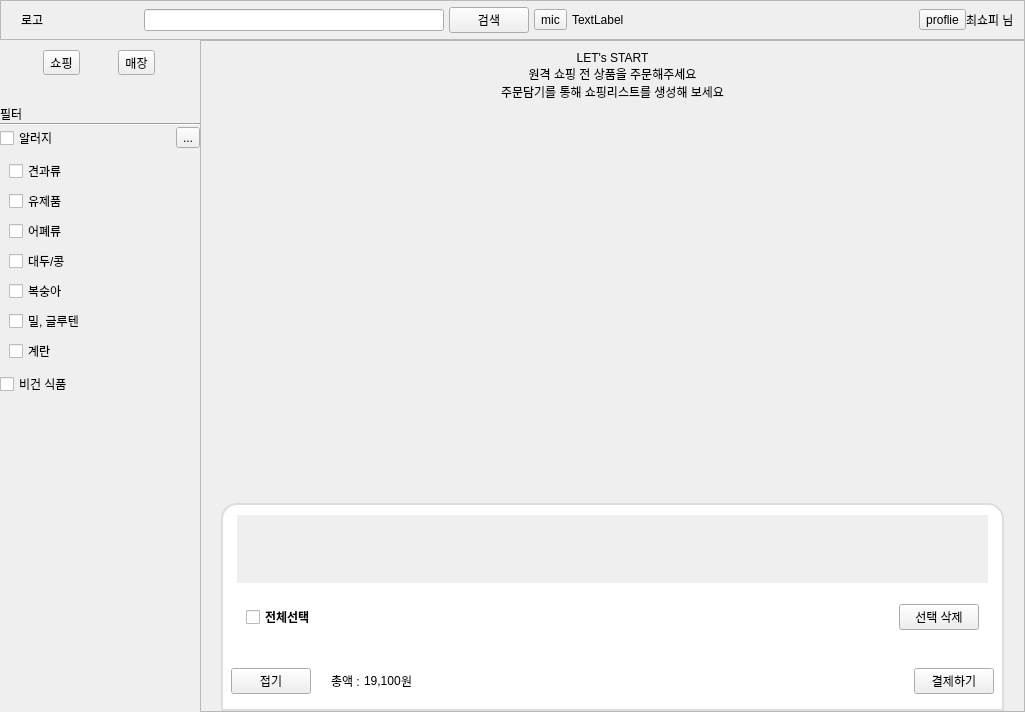
addinedu-roscamp-7th/roscamp-repo-1, file shopee_ros2/src/shopee_app/shopee_app/ui/layout_user.ui: the form before one commit.
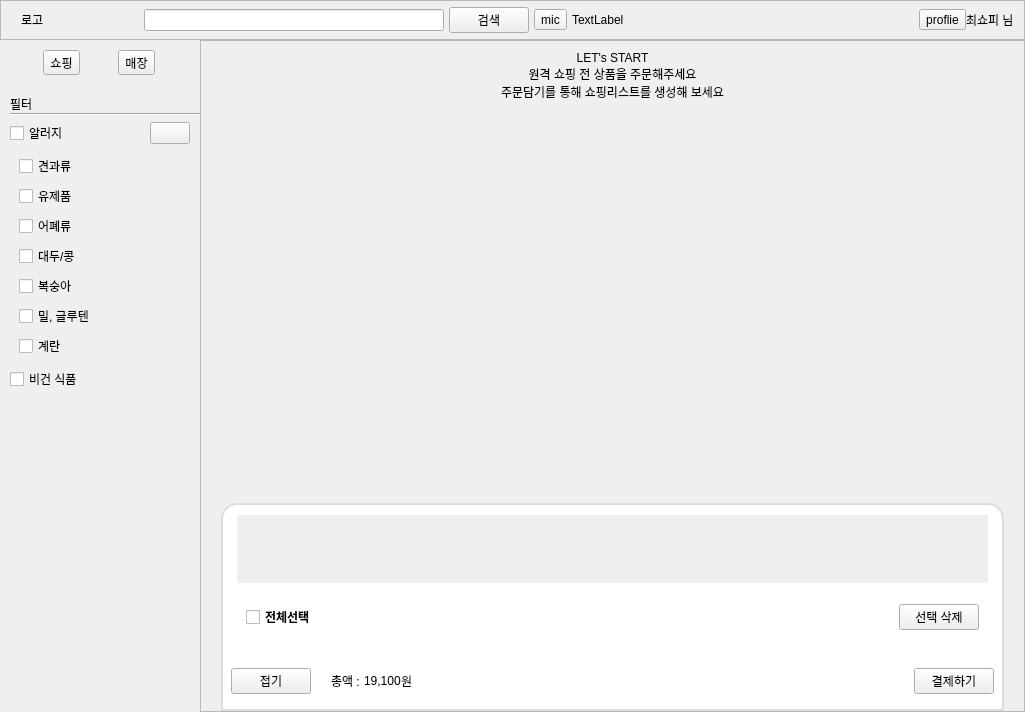
The form after the commit. Icons and pictures are not drawn.

Commit message: [ShopeeApp] 필터 접기 버튼 구현

```diff
--- a/shopee_ros2/src/shopee_app/shopee_app/ui/layout_user.ui
+++ b/shopee_ros2/src/shopee_app/shopee_app/ui/layout_user.ui
@@ -384,15 +384,15 @@
               <verstretch>0</verstretch>
              </sizepolicy>
             </property>
-            <layout class="QVBoxLayout" name="verticalLayout_6" stretch="0,0,0,0,0,0">
+            <layout class="QVBoxLayout" name="verticalLayout_6" stretch="0,0,0,0,0,0,0">
              <property name="spacing">
               <number>0</number>
              </property>
              <property name="leftMargin">
-              <number>0</number>
+              <number>10</number>
              </property>
              <property name="topMargin">
-              <number>20</number>
+              <number>10</number>
              </property>
              <property name="rightMargin">
               <number>0</number>
@@ -405,6 +405,9 @@
                <property name="text">
                 <string>필터</string>
                </property>
+               <property name="margin">
+                <number>2</number>
+               </property>
               </widget>
              </item>
              <item>
@@ -414,8 +417,27 @@
                </property>
               </widget>
              </item>
+             <item>
+              <spacer name="verticalSpacer_4">
+               <property name="orientation">
+                <enum>Qt::Vertical</enum>
+               </property>
+               <property name="sizeType">
+                <enum>QSizePolicy::Fixed</enum>
+               </property>
+               <property name="sizeHint" stdset="0">
+                <size>
+                 <width>20</width>
+                 <height>5</height>
+                </size>
+               </property>
+              </spacer>
+             </item>
              <item>
               <layout class="QHBoxLayout" name="horizontalLayout_12">
+               <property name="rightMargin">
+                <number>10</number>
+               </property>
                <item>
                 <widget class="QCheckBox" name="cb_allergy_total">
                  <property name="text">
@@ -437,9 +459,9 @@
                 </spacer>
                </item>
                <item>
-                <widget class="QToolButton" name="btn_allergy">
+                <widget class="QPushButton" name="btn_allergy">
                  <property name="text">
-                  <string>...</string>
+                  <string/>
                  </property>
                 </widget>
                </item>
```
The commit also changes 3 other files.
